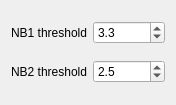
The window that src/qtgui/nb_options.ui (gqrx-sdr/gqrx) describes before a commit, drawn with Qt 5.
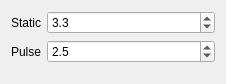
The same window after the commit. Icons and pictures are not drawn.

Patch:
```diff
--- a/src/qtgui/nb_options.ui
+++ b/src/qtgui/nb_options.ui
@@ -6,8 +6,8 @@
    <rect>
     <x>0</x>
     <y>0</y>
-    <width>176</width>
-    <height>105</height>
+    <width>226</width>
+    <height>84</height>
    </rect>
   </property>
   <property name="windowTitle">
@@ -17,7 +17,17 @@
    <iconset resource="../../resources/icons.qrc">
     <normaloff>:/icons/icons/signal.svg</normaloff>:/icons/icons/signal.svg</iconset>
   </property>
-  <layout class="QGridLayout" name="gridLayout">
+  <layout class="QFormLayout" name="formLayout">
+   <item row="0" column="0">
+    <widget class="QLabel" name="nb1Label">
+     <property name="text">
+      <string>Static</string>
+     </property>
+     <property name="alignment">
+      <set>Qt::AlignRight|Qt::AlignTrailing|Qt::AlignVCenter</set>
+     </property>
+    </widget>
+   </item>
    <item row="0" column="1">
     <widget class="QDoubleSpinBox" name="nb1Threshold">
      <property name="decimals">
@@ -37,6 +47,16 @@
      </property>
     </widget>
    </item>
+   <item row="1" column="0">
+    <widget class="QLabel" name="nb2Label">
+     <property name="text">
+      <string>Pulse</string>
+     </property>
+     <property name="alignment">
+      <set>Qt::AlignRight|Qt::AlignTrailing|Qt::AlignVCenter</set>
+     </property>
+    </widget>
+   </item>
    <item row="1" column="1">
     <widget class="QDoubleSpinBox" name="nb2Threshold">
      <property name="decimals">
@@ -53,26 +73,6 @@
      </property>
     </widget>
    </item>
-   <item row="0" column="0">
-    <widget class="QLabel" name="nb1Label">
-     <property name="text">
-      <string>NB1 threshold</string>
-     </property>
-     <property name="alignment">
-      <set>Qt::AlignRight|Qt::AlignTrailing|Qt::AlignVCenter</set>
-     </property>
-    </widget>
-   </item>
-   <item row="1" column="0">
-    <widget class="QLabel" name="nb2Label">
-     <property name="text">
-      <string>NB2 threshold</string>
-     </property>
-     <property name="alignment">
-      <set>Qt::AlignRight|Qt::AlignTrailing|Qt::AlignVCenter</set>
-     </property>
-    </widget>
-   </item>
   </layout>
  </widget>
  <resources>
```
Left out of the diff: 5 changed lines with no effect on the pictures.
